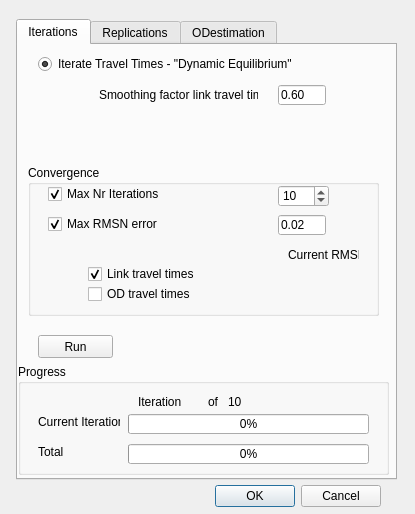
Old version of the form trunk/gui/ui/batchrundlg.ui in the repository OdedCats/mezzo.
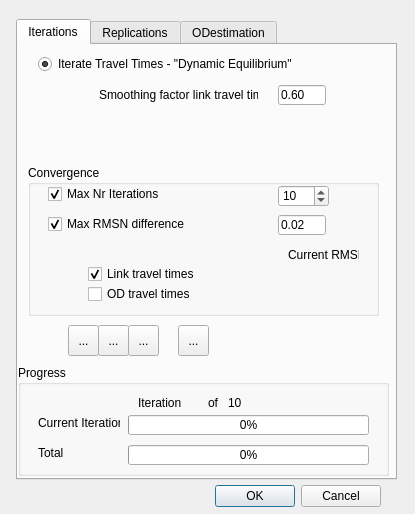
New version of the form. Icons and pictures are not drawn.

Patch:
```diff
--- a/trunk/gui/ui/batchrundlg.ui
+++ b/trunk/gui/ui/batchrundlg.ui
@@ -126,7 +126,7 @@
        <string>The maximum Root Mean Square Normalized error between Input-Output traveltimes. between 0.00 and 1.00</string>
       </property>
       <property name="text" >
-       <string>Max RMSN error</string>
+       <string>Max RMSN difference</string>
       </property>
       <property name="checked" >
        <bool>true</bool>
@@ -255,7 +255,7 @@
      <property name="geometry" >
       <rect>
        <x>0</x>
-       <y>319</y>
+       <y>320</y>
        <width>371</width>
        <height>111</height>
       </rect>
@@ -374,19 +374,6 @@
       </property>
      </widget>
     </widget>
-    <widget class="QPushButton" name="runButton" >
-     <property name="geometry" >
-      <rect>
-       <x>20</x>
-       <y>290</y>
-       <width>75</width>
-       <height>23</height>
-      </rect>
-     </property>
-     <property name="text" >
-      <string>Run</string>
-     </property>
-    </widget>
     <widget class="QLineEdit" name="alpha" >
      <property name="geometry" >
       <rect>
@@ -419,6 +406,82 @@
       <string>Smoothing factor link travel times</string>
      </property>
     </widget>
+    <widget class="QToolButton" name="runButton" >
+     <property name="geometry" >
+      <rect>
+       <x>50</x>
+       <y>280</y>
+       <width>31</width>
+       <height>31</height>
+      </rect>
+     </property>
+     <property name="toolTip" >
+      <string>Run</string>
+     </property>
+     <property name="text" >
+      <string>...</string>
+     </property>
+     <property name="icon" >
+      <iconset resource="../canvas_qt4.qrc" >:/images/bt_play.png</iconset>
+     </property>
+    </widget>
+    <widget class="QToolButton" name="pauseButton" >
+     <property name="geometry" >
+      <rect>
+       <x>80</x>
+       <y>280</y>
+       <width>31</width>
+       <height>31</height>
+      </rect>
+     </property>
+     <property name="toolTip" >
+      <string>Pause</string>
+     </property>
+     <property name="text" >
+      <string>...</string>
+     </property>
+     <property name="icon" >
+      <iconset resource="../canvas_qt4.qrc" >:/images/bt_pause.png</iconset>
+     </property>
+    </widget>
+    <widget class="QToolButton" name="stopButton" >
+     <property name="geometry" >
+      <rect>
+       <x>110</x>
+       <y>280</y>
+       <width>31</width>
+       <height>31</height>
+      </rect>
+     </property>
+     <property name="toolTip" >
+      <string>Stop &amp; reset</string>
+     </property>
+     <property name="text" >
+      <string>...</string>
+     </property>
+     <property name="icon" >
+      <iconset resource="../canvas_qt4.qrc" >:/images/bt_stop.png</iconset>
+     </property>
+    </widget>
+    <widget class="QToolButton" name="saveButton" >
+     <property name="geometry" >
+      <rect>
+       <x>160</x>
+       <y>280</y>
+       <width>31</width>
+       <height>31</height>
+      </rect>
+     </property>
+     <property name="toolTip" >
+      <string>Stop &amp; reset</string>
+     </property>
+     <property name="text" >
+      <string>...</string>
+     </property>
+     <property name="icon" >
+      <iconset resource="../canvas_qt4.qrc" >:/images/filesave.png</iconset>
+     </property>
+    </widget>
    </widget>
    <widget class="QWidget" name="ReplicationsTab" >
     <attribute name="title" >
```
Left out of the diff: 3 changed lines with no effect on the pictures.
